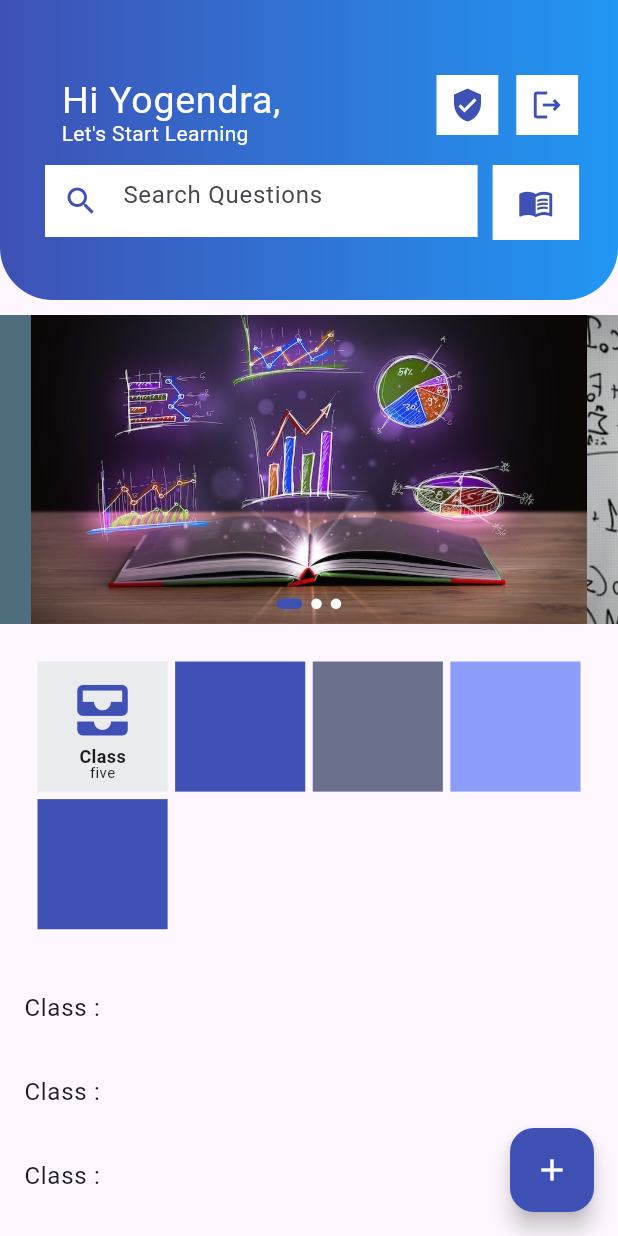
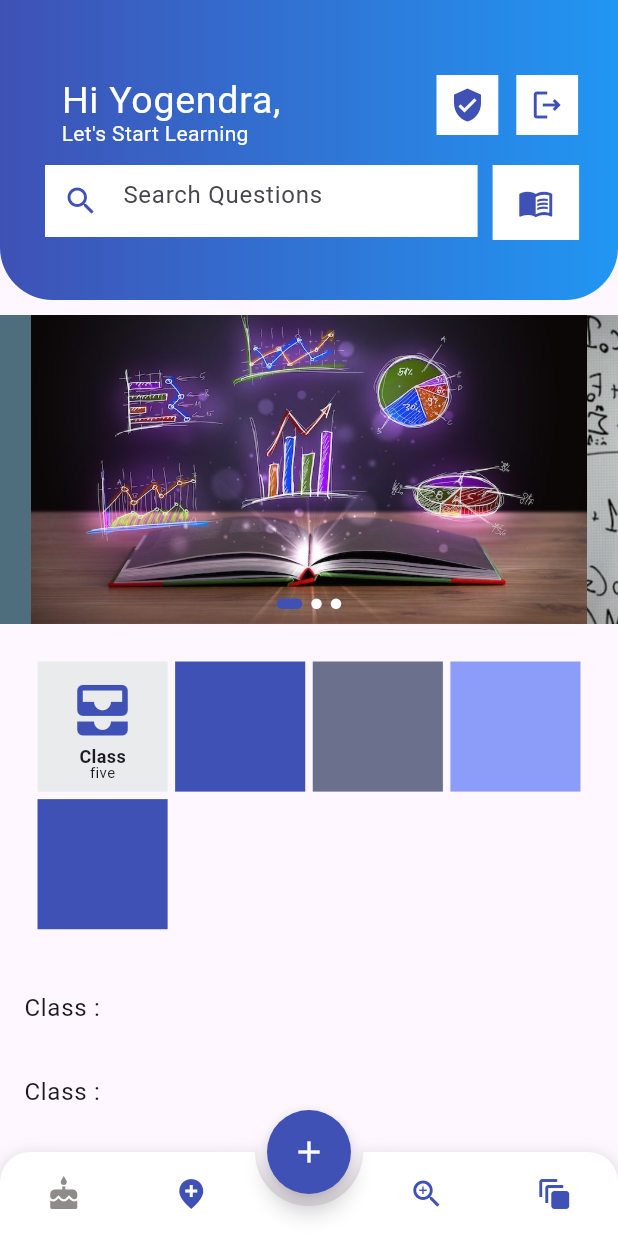
Before and after one commit to yogendra-khapangi/final_year_project, a Flutter app: the screen it shows after launch, on a phone screen of 412 x 824 dp. Run offline on Flutter 3.47's test engine with Material 3 defaults, Android fonts, the phone set to English and light mode, and no system bars; drawn by our look-alikes of animated_bottom_navigation_bar, carousel_slider.

Commit message:
bottomnavigaton bar added

```diff
--- /dev/null
+++ b/lib/components/bottomNavigationBar.dart
@@ -0,0 +1,38 @@
+import 'package:animated_bottom_navigation_bar/animated_bottom_navigation_bar.dart';
+import 'package:flutter/material.dart';
+
+class MybottomNavigationBar extends StatefulWidget {
+  const MybottomNavigationBar({super.key});
+
+  @override
+  State<MybottomNavigationBar> createState() => _MybottomNavigationBarState();
+}
+
+class _MybottomNavigationBarState extends State<MybottomNavigationBar> {
+  static const iconList = <IconData>[
+    Icons.cake,
+    Icons.add_location_sharp,
+    Icons.zoom_in_outlined,
+    Icons.auto_awesome_motion,
+    // Icons.call_end_sharp,
+    // Icons.equalizer_rounded,
+    // Icons.wifi_lock,
+    // Icons.mail,
+  ];
+  int _bottomNavIndex = 0;
+  @override
+  Widget build(BuildContext context) {
+    return AnimatedBottomNavigationBar(
+      activeColor: const Color.fromARGB(255, 143, 139, 139),
+      inactiveColor: Colors.indigo,
+      icons: iconList,
+      activeIndex: _bottomNavIndex,
+      gapLocation: GapLocation.center,
+      notchSmoothness: NotchSmoothness.defaultEdge,
+      leftCornerRadius: 20,
+      rightCornerRadius: 20,
+      onTap: (index) => setState(() => _bottomNavIndex = index),
+      //other params
+    );
+  }
+}
--- a/lib/components/float_button.dart
+++ b/lib/components/float_button.dart
@@ -7,6 +7,7 @@ class MyFloatingActionButton extends StatelessWidget {
   @override
   Widget build(BuildContext context) {
     return FloatingActionButton(
+        shape: const CircleBorder(),
         foregroundColor: Colors.white,
         backgroundColor: Colors.indigo,
         focusColor: Colors.indigo,
--- a/lib/view/home.dart
+++ b/lib/view/home.dart
@@ -1,4 +1,6 @@
+import 'package:animated_bottom_navigation_bar/animated_bottom_navigation_bar.dart';
 import 'package:flutter/material.dart';
+import 'package:mymath/components/bottomNavigationBar.dart';
 import 'package:mymath/components/float_button.dart';
 import 'package:mymath/components/grid_button.dart';
 import 'package:mymath/components/mycrousel.dart';
@@ -55,8 +57,8 @@ class _MyHomeState extends State<MyHome> {
                             child: const ListTile(
                               title: Text(
                                 "Hi Yogendra,",
-                              style:
-                                  TextStyle(color: Colors.white, fontSize: 25),
+                                style: TextStyle(
+                                    color: Colors.white, fontSize: 25),
                               ),
                               subtitle: Text(
                                 "Let's Start Learning",
@@ -130,7 +132,8 @@ class _MyHomeState extends State<MyHome> {
                                 Navigator.push(
                                     context,
                                     MaterialPageRoute(
-                                      builder: (context) => const MyProfile()));
+                                        builder: (context) =>
+                                            const MyProfile()));
                               },
                               child: Container(
                                 // padding: const EdgeInsets.only(left: 3),
@@ -185,7 +188,8 @@ class _MyHomeState extends State<MyHome> {
           ]),
         ),
         floatingActionButton: const MyFloatingActionButton(),
-    );
+        floatingActionButtonLocation: FloatingActionButtonLocation.centerDocked,
+        bottomNavigationBar: const MybottomNavigationBar());
   }
 }
 
--- a/pubspec.yaml
+++ b/pubspec.yaml
@@ -37,6 +37,7 @@ dependencies:
   cupertino_icons: ^1.0.2
   circle_nav_bar:
   carousel_slider: ^4.2.1
+  animated_bottom_navigation_bar: ^1.3.0
 
 dev_dependencies:
   flutter_test:
```
Also changed, not shown: pubspec.lock. Lines whose indentation alone changed are shown as unchanged.
